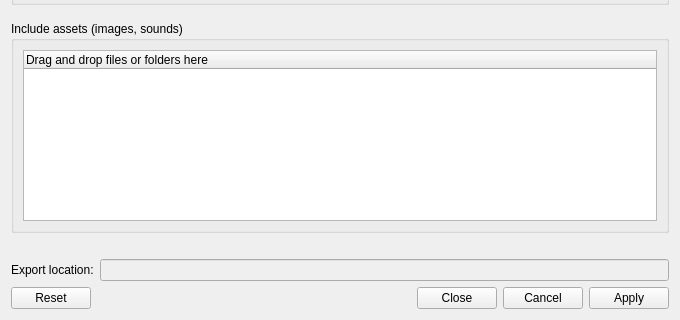
Qt form src/ui/dlgPackageExporter.ui (vadi2/Mudlet) before a commit; both pictures show x 0 to 680 and y 306 to 626 of the 680 by 626 pixel window.
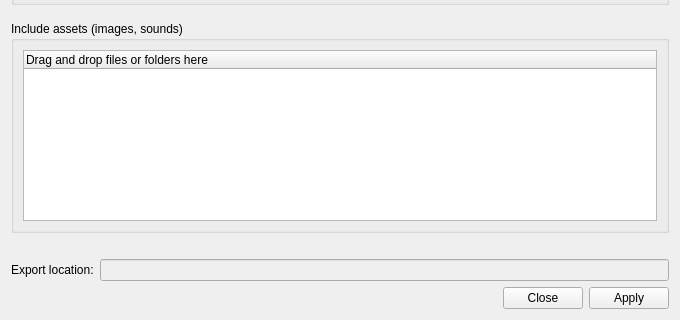
The same form after that commit. Icons and pictures are not drawn.

Commit message: Removed redundant buttons

The edit to the form file:
```diff
--- a/src/ui/dlgPackageExporter.ui
+++ b/src/ui/dlgPackageExporter.ui
@@ -208,7 +208,7 @@
    <item>
     <widget class="QDialogButtonBox" name="buttonBox">
      <property name="standardButtons">
-      <set>QDialogButtonBox::Apply|QDialogButtonBox::Cancel|QDialogButtonBox::Close|QDialogButtonBox::Reset</set>
+      <set>QDialogButtonBox::Apply|QDialogButtonBox::Close</set>
      </property>
     </widget>
    </item>
```
